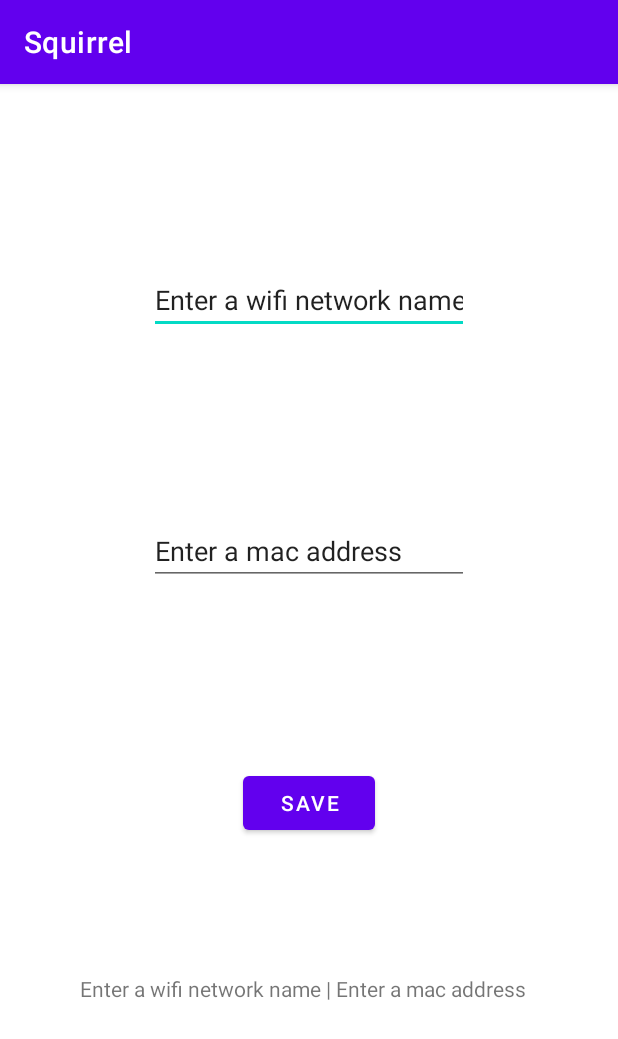
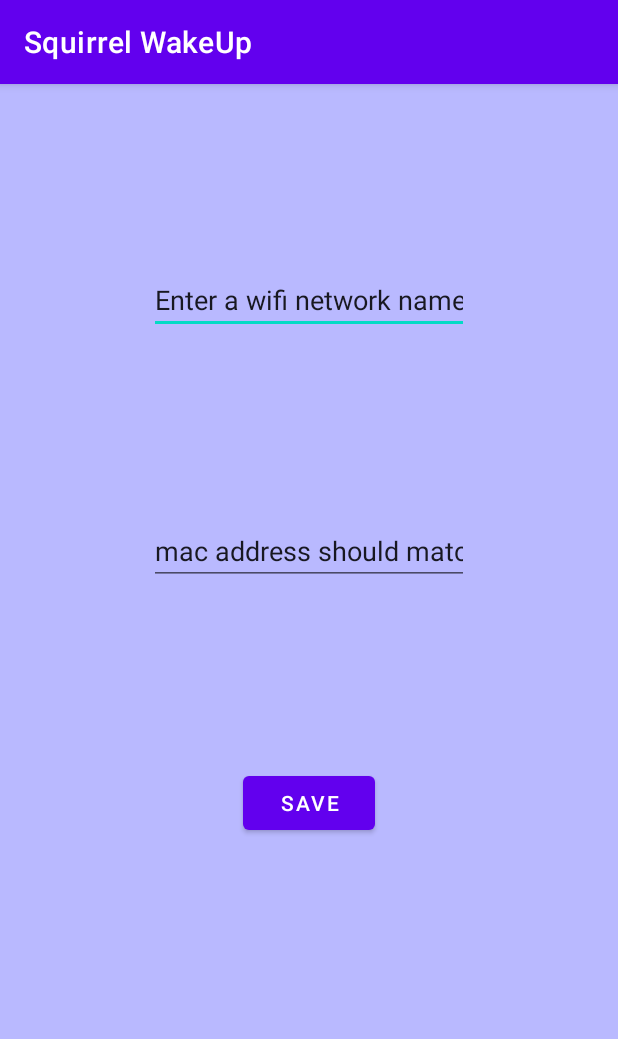
Before and after one commit to RedMurloc/SquirrelApp, an Android app: the AddMachine screen opened directly, with no data from a screen before it, after a tap on "SAVE", on a phone screen of 412 x 824 dp. Shown: the top 1039 px of the screen. Run offline under Robolectric (Android 15) with nearby library versions, the phone set to English and light mode, and no system bars; network calls fail.

Commit message:
Small fixes and background images.

```diff
--- a/app/src/main/java/com/squirrelWakeUp/AddMachine.kt
+++ b/app/src/main/java/com/squirrelWakeUp/AddMachine.kt
@@ -26,12 +26,16 @@ class AddMachine : AppCompatActivity() {
     fun saveMachine(view: View) {
         val wifiName = findViewById<EditText>(R.id.wifiName).text.toString()
         val macAddress = findViewById<EditText>(R.id.macAddress).text.toString()
+        if (macAddress.matches(Regex("[0-9A-F]{2}(-[0-9A-F]{2}){5}"))) {
             val file = File(this.filesDir, STORAGE_NAME)
             file.writeText(wifiName + "\n")
             file.appendText(macAddress + "\n")
             val view = findViewById<TextView>(R.id.savedMachinesView)
             view.text = ""
             readStorage()
+        } else {
+            findViewById<EditText>(R.id.macAddress).setText(getString(R.string.edit_pattern_warning))
+        }
     }
 
     fun readStorage() {
--- /dev/null
+++ b/app/src/main/res/drawable-v24/background.xml
@@ -0,0 +1,4 @@
+<?xml version="1.0" encoding="utf-8"?>
+<bitmap xmlns:android="http://schemas.android.com/apk/res/android"
+    android:src="@drawable/background_picture"
+    android:tileMode="repeat" />
--- a/app/src/main/res/layout/activity_add_machine.xml
+++ b/app/src/main/res/layout/activity_add_machine.xml
@@ -5,6 +5,7 @@
     android:layout_width="match_parent"
     android:layout_height="match_parent"
     android:onClick="saveMachine"
+    android:background="@drawable/background"
     tools:context="com.squirrelWakeUp.AddMachine">
 
     <EditText
--- a/app/src/main/res/layout/activity_main.xml
+++ b/app/src/main/res/layout/activity_main.xml
@@ -4,6 +4,7 @@
     xmlns:tools="http://schemas.android.com/tools"
     android:layout_width="match_parent"
     android:layout_height="match_parent"
+    android:background="@drawable/background"
     tools:context="com.squirrelWakeUp.MainActivity">
 
     <Button
@@ -39,7 +40,7 @@
         android:layout_height="wrap_content"
         android:layout_marginStart="16dp"
         android:layout_marginEnd="16dp"
-        android:background="@android:drawable/bottom_bar"
+        android:background="@mipmap/buttons_background"
         android:orientation="horizontal"
         android:paddingLeft="4.0dip"
         android:paddingTop="5.0dip"
--- a/app/src/main/res/values/strings.xml
+++ b/app/src/main/res/values/strings.xml
@@ -1,5 +1,5 @@
 <resources>
-    <string name="app_name">Squirrel</string>
+    <string name="app_name">Squirrel WakeUp</string>
     <string name="edit_message">Enter a message</string>
     <string name="button_send">Send</string>
     <string name="button_start_monitoring">START WIFI MONITORING</string>
@@ -9,4 +9,5 @@
     <string name="edit_enter_a_wifi_network_name">Enter a wifi network name</string>
     <string name="edit_enter_a_mac_address">Enter a mac address</string>
     <string name="button_save">Save</string>
+    <string name="edit_pattern_warning">mac address should match AA-AA-AA-AA-AA-AA pattern</string>
 </resources>
--- a/settings.gradle
+++ b/settings.gradle
@@ -1,2 +1,2 @@
 include ':app'
-rootProject.name = "Squirrel"
+rootProject.name = "Squirrel WakeUp"
```
Also changed, not shown: app/src/main/res/drawable-v24/background_picture.png (added), app/src/main/res/mipmap-hdpi/buttons_background.png (added), app/src/main/res/mipmap-mdpi/buttons_background.png (added), app/src/main/res/mipmap-xhdpi/buttons_background.png (added). Lines whose indentation alone changed are shown as unchanged.
